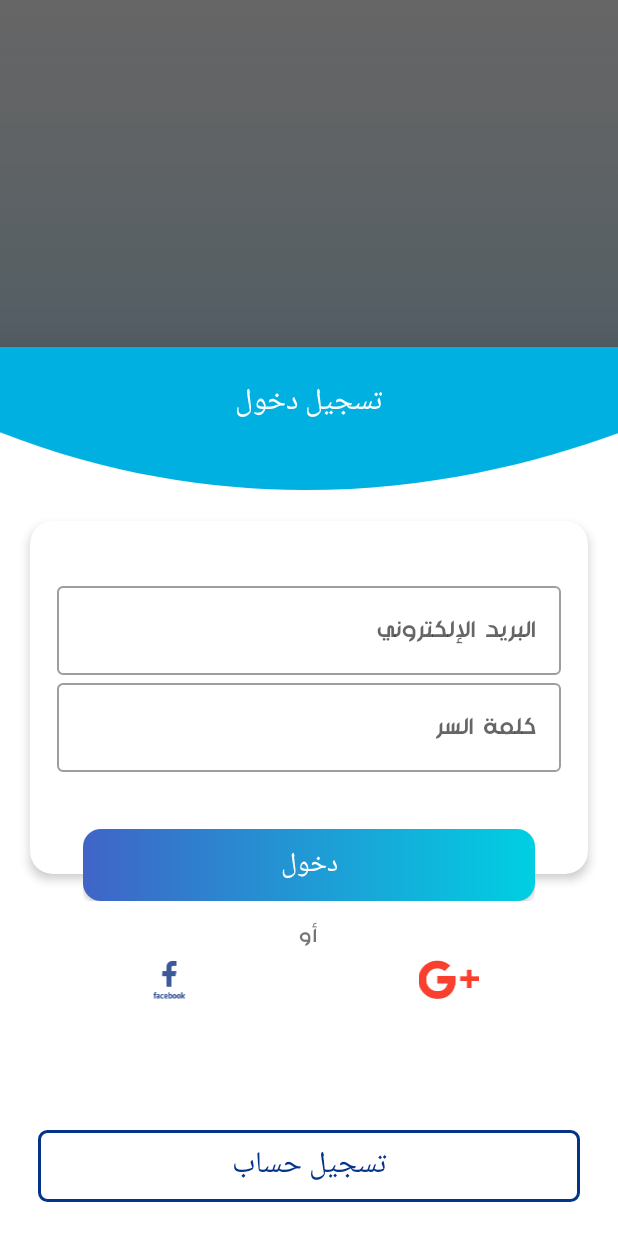
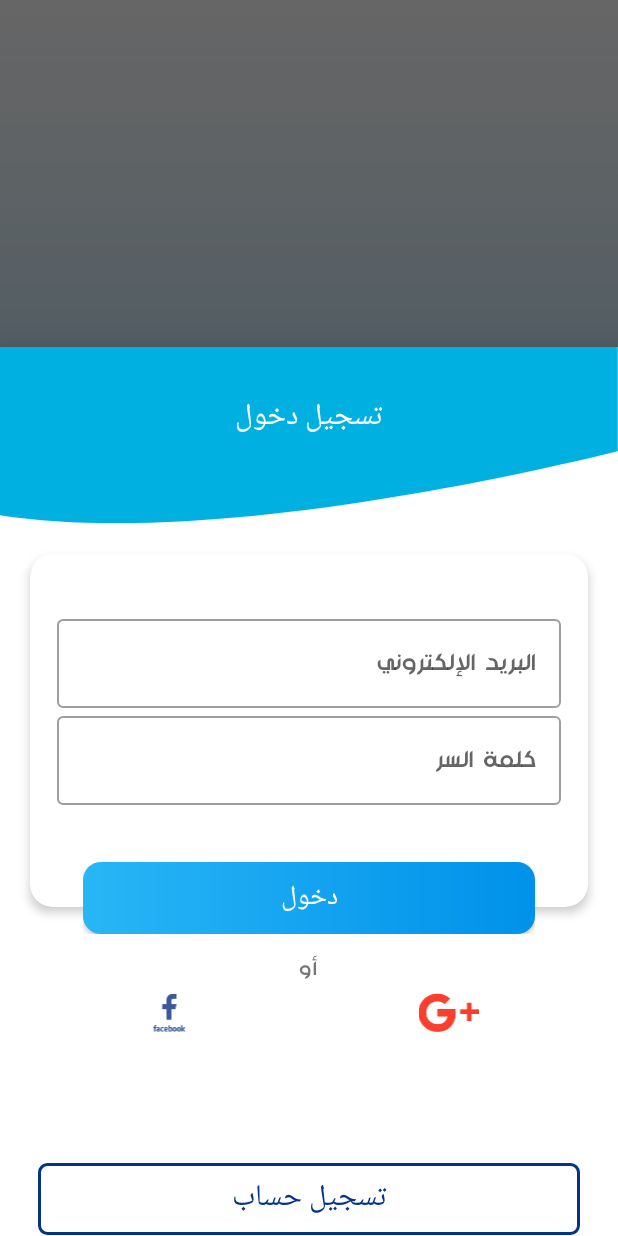
Before and after one commit to A-Fares/GMIS, an Android app: the screen it shows after launch (Registeration), after a tap on "تسجيل دخول", on a phone screen of 412 x 824 dp. Run offline under Robolectric (Android 15) with nearby library versions, the phone set to English and light mode, and no system bars; our stand-ins replace Firebase (no records; nobody signed in at launch, a user with empty details on screens opened directly).

Commit message:
update registration bottom sheet changing the toolbar

```diff
--- a/app/src/main/res/drawable-v24/btn_login_background.xml
+++ b/app/src/main/res/drawable-v24/btn_login_background.xml
@@ -4,8 +4,8 @@
     <corners android:radius="12dp" />
     <gradient
         android:angle="180"
-        android:endColor="#4064C7"
-        android:startColor="#00CFE2"
+        android:endColor="#29B6F6"
+        android:startColor="#0091EA"
         android:type="linear" />
 
 </shape>
--- a/app/src/main/res/layout/bottomsheet_login.xml
+++ b/app/src/main/res/layout/bottomsheet_login.xml
@@ -19,7 +19,7 @@
         android:layout_width="wrap_content"
         android:layout_height="wrap_content"
         android:layout_centerHorizontal="true"
-        android:layout_marginTop="20dp"
+        android:layout_marginTop="30dp"
         android:fontFamily="@font/aniq"
         android:text="تسجيل دخول"
         android:textColor="#FFFFFF"
```
Also changed, not shown: app/src/main/res/drawable-hdpi/toolbar_login.png, app/src/main/res/drawable-ldpi/toolbar_login.png, app/src/main/res/drawable-mdpi/toolbar_login.png, app/src/main/res/drawable-xhdpi/toolbar_login.png, app/src/main/res/drawable-xxhdpi/toolbar_login.png, app/src/main/res/drawable-xxxhdpi/toolbar_login.png.
